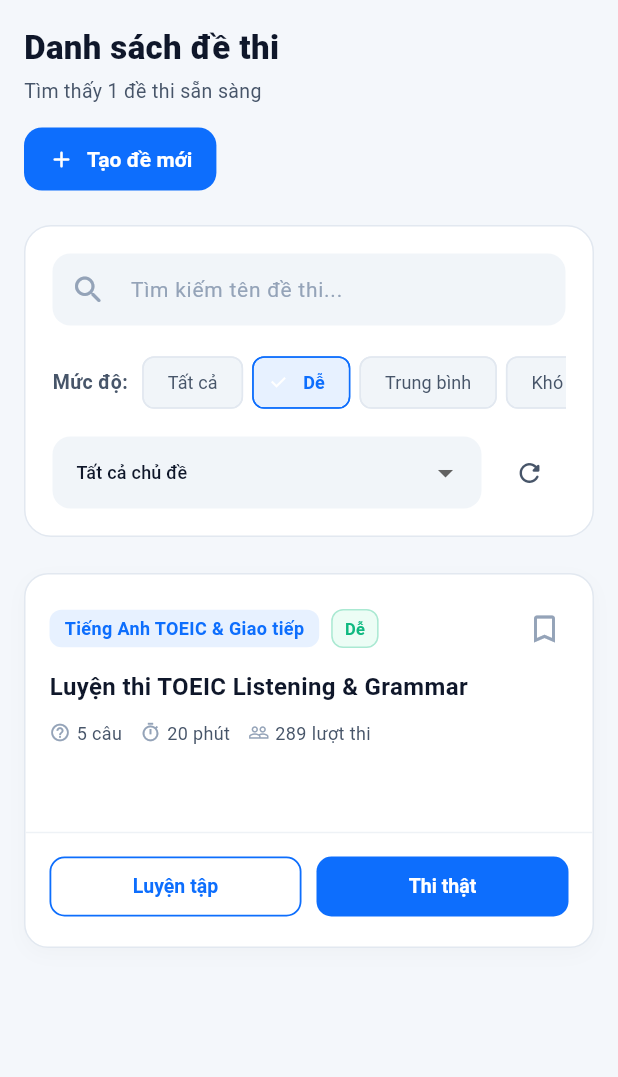
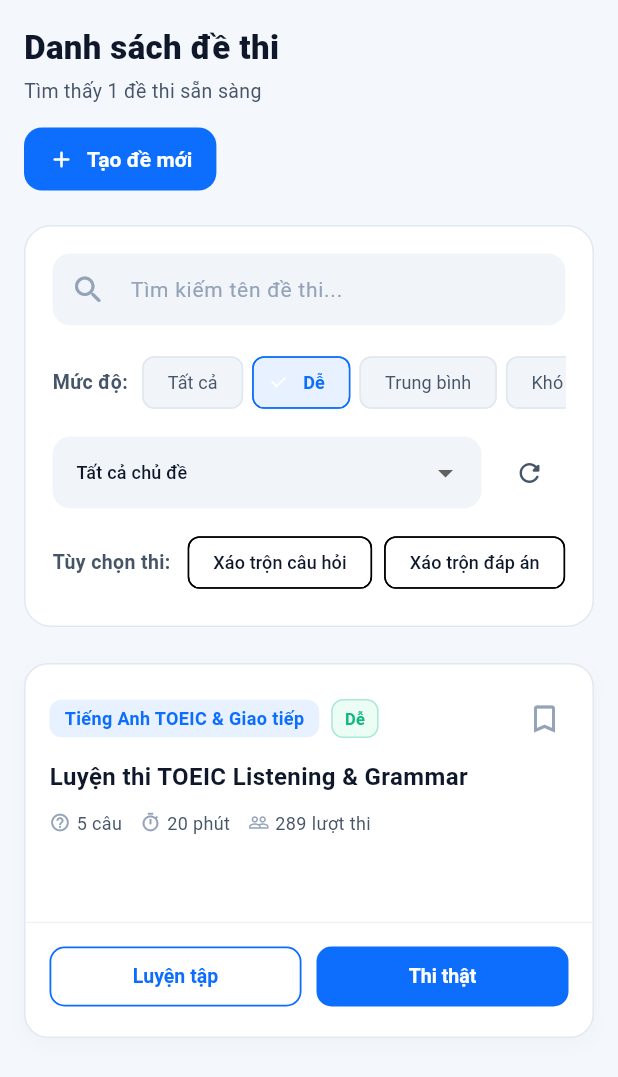
Before and after one commit to tdkieen/LTDD-app_trac_nghiem, a Flutter app: the ExamListScreen widget shown alone on an empty page, opened directly with empty values, after a tap on "Dễ", on a phone screen of 412 x 824 dp. Shown: the top 1077 px of the screen. Run offline on Flutter 3.47's test engine with Material 3 defaults, Android fonts, the phone set to English and light mode, and no system bars; our stand-ins replace audioplayers, file_picker, flutter_tts, shared_preferences; accounts and stored records are empty.

Commit message:
feat(exam): add option to shuffle questions and answer options with correct answer remapping

```diff
--- a/lib/views/exam/exam_list_screen.dart
+++ b/lib/views/exam/exam_list_screen.dart
@@ -4,6 +4,7 @@ import '../../core/responsive/responsive_layout.dart';
 import '../../core/theme/app_colors.dart';
 import '../../models/de_thi.dart';
 import '../../providers/auth_provider.dart';
+import '../../providers/exam_session_provider.dart';
 import '../../providers/quiz_provider.dart';
 import '../widgets/exam_card.dart';
 
@@ -21,6 +22,7 @@ class ExamListScreen extends StatelessWidget {
   Widget build(BuildContext context) {
     final auth = context.watch<AuthProvider>();
     final quiz = context.watch<QuizProvider>();
+    final session = context.watch<ExamSessionProvider>();
     final user = auth.currentUser;
     final isMobile = ResponsiveLayout.isMobile(context);
 
@@ -305,6 +307,39 @@ class ExamListScreen extends StatelessWidget {
                         ],
                       ),
                     ],
+                    const SizedBox(height: 12),
+                    Align(
+                      alignment: Alignment.centerLeft,
+                      child: Wrap(
+                        spacing: 8,
+                        runSpacing: 8,
+                        crossAxisAlignment: WrapCrossAlignment.center,
+                        children: [
+                          const Text(
+                            'Tùy chọn thi: ',
+                            style: TextStyle(
+                              fontSize: 13,
+                              fontWeight: FontWeight.w600,
+                              color: AppColors.textSecondary,
+                            ),
+                          ),
+                          FilterChip(
+                            label: const Text('Xáo trộn câu hỏi', style: TextStyle(fontSize: 12)),
+                            selected: session.shuffleQuestions,
+                            selectedColor: AppColors.primarySoft,
+                            checkmarkColor: AppColors.primary,
+                            onSelected: (val) => session.setShuffleQuestions(val),
+                          ),
+                          FilterChip(
+                            label: const Text('Xáo trộn đáp án', style: TextStyle(fontSize: 12)),
+                            selected: session.shuffleOptions,
+                            selectedColor: AppColors.primarySoft,
+                            checkmarkColor: AppColors.primary,
+                            onSelected: (val) => session.setShuffleOptions(val),
+                          ),
+                        ],
+                      ),
+                    ),
                   ],
                 ),
               ),
```
Also changed, not shown: lib/providers/exam_session_provider.dart (+59 -2 lines).
